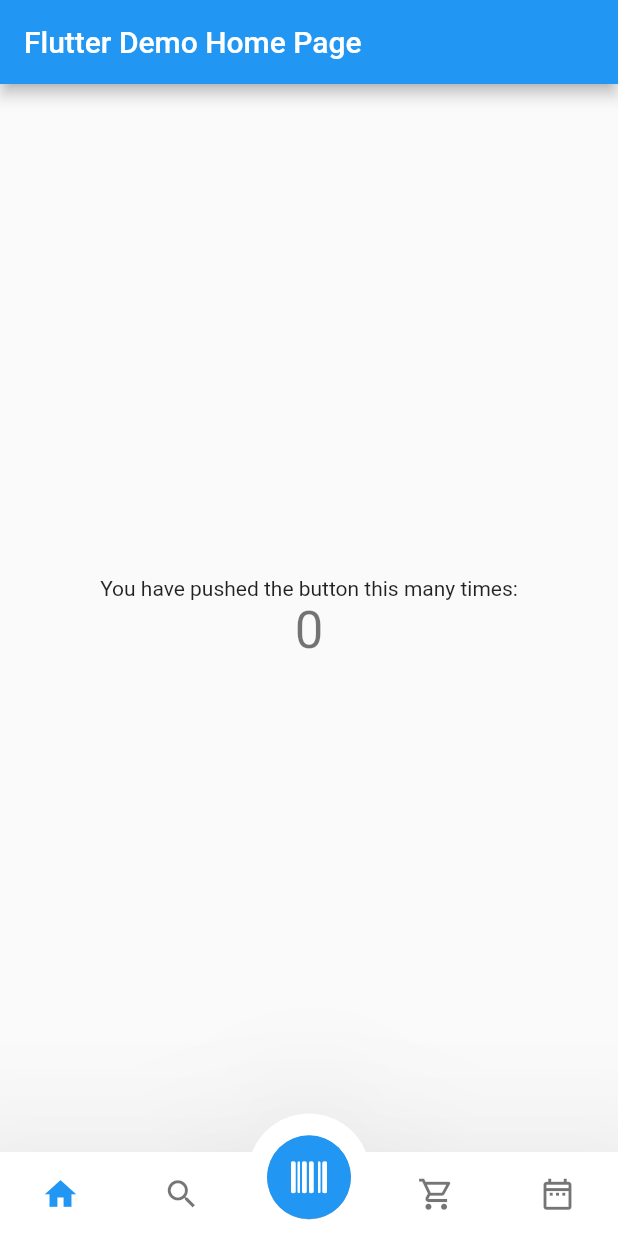
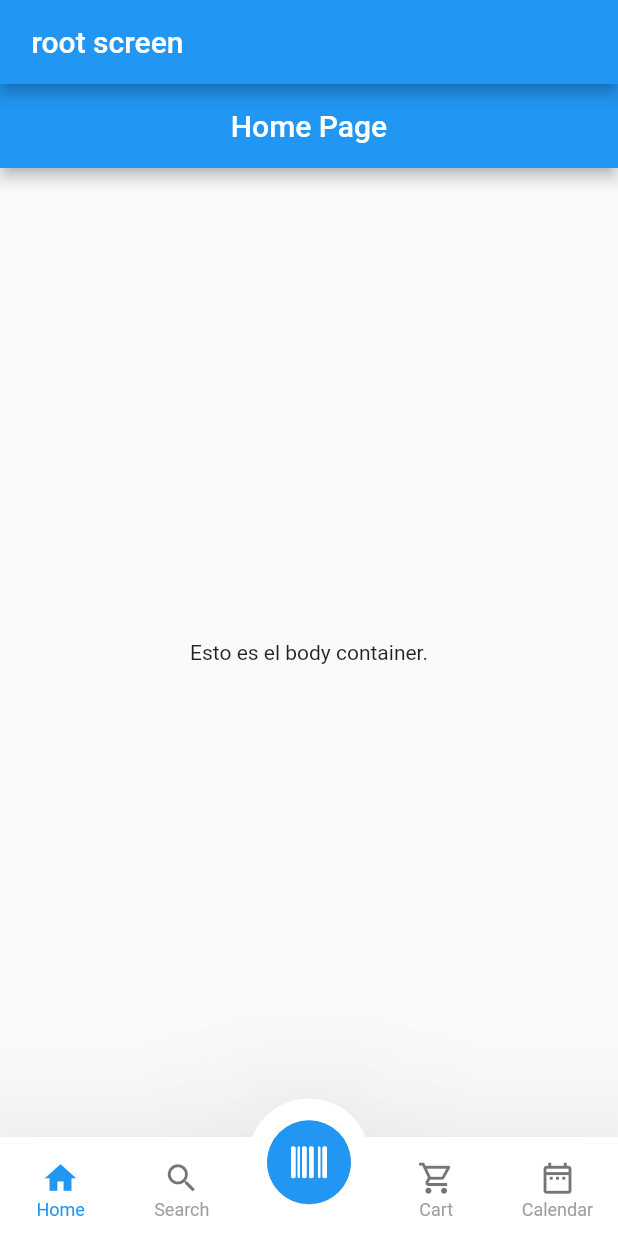
Before and after one commit to norbertoDev/theWayApp, a Flutter app: the screen it shows after launch, on a phone screen of 412 x 824 dp. Run offline on Flutter 3.47's test engine with Material 2 defaults, Android fonts, the phone set to English and light mode, and no system bars; our stand-ins replace bloc, equatable, flutter_bloc, font_awesome_flutter, go_router.

Commit message:
subiendo la e the way app

```diff
--- a/lib/main.dart
+++ b/lib/main.dart
@@ -1,7 +1,8 @@
 import 'package:flutter/material.dart';
-import 'package:the_way_app/ui/components/FooterBar/footer_bar.dart';
+import 'package:the_way_app/ui/pages/root_screen.dart';
 
 void main() {
+  //Aqui injectamos las dependencias.
   runApp(const MyApp());
 }
 
@@ -13,99 +14,9 @@ class MyApp extends StatelessWidget {
     return MaterialApp(
       title: 'Flutter Demo',
       theme: ThemeData(
-        // This is the theme of your application.
-        //
-        // Try running your application with "flutter run". You'll see the
-        // application has a blue toolbar. Then, without quitting the app, try
-        // changing the primarySwatch below to Colors.green and then invoke
-        // "hot reload" (press "r" in the console where you ran "flutter run",
-        // or simply save your changes to "hot reload" in a Flutter IDE).
-        // Notice that the counter didn't reset back to zero; the application
-        // is not restarted.
         primarySwatch: Colors.blue,
       ),
-      home: const MyHomePage(title: 'Flutter Demo Home Page'),
+      home: const RootScreen(),
     );
   }
 }
-
-class MyHomePage extends StatefulWidget {
-  const MyHomePage({super.key, required this.title});
-
-  // This widget is the home page of your application. It is stateful, meaning
-  // that it has a State object (defined below) that contains fields that affect
-  // how it looks.
-
-  // This class is the configuration for the state. It holds the values (in this
-  // case the title) provided by the parent (in this case the App widget) and
-  // used by the build method of the State. Fields in a Widget subclass are
-  // always marked "final".
-
-  final String title;
-
-  @override
-  State<MyHomePage> createState() => _MyHomePageState();
-}
-
-class _MyHomePageState extends State<MyHomePage> {
-  int _counter = 0;
-
-  void _incrementCounter() {
-    setState(() {
-      // This call to setState tells the Flutter framework that something has
-      // changed in this State, which causes it to rerun the build method below
-      // so that the display can reflect the updated values. If we changed
-      // _counter without calling setState(), then the build method would not be
-      // called again, and so nothing would appear to happen.
-      _counter++;
-    });
-  }
-
-  @override
-  Widget build(BuildContext context) {
-    // This method is rerun every time setState is called, for instance as done
-    // by the _incrementCounter method above.
-    //
-    // The Flutter framework has been optimized to make rerunning build methods
-    // fast, so that you can just rebuild anything that needs updating rather
-    // than having to individually change instances of widgets.
-    return Scaffold(
-      appBar: AppBar(
-        // Here we take the value from the MyHomePage object that was created by
-        // the App.build method, and use it to set our appbar title.
-        title: Text(widget.title),
-      ),
-      body: Center(
-        // Center is a layout widget. It takes a single child and positions it
-        // in the middle of the parent.
-        child: Column(
-          // Column is also a layout widget. It takes a list of children and
-          // arranges them vertically. By default, it sizes itself to fit its
-          // children horizontally, and tries to be as tall as its parent.
-          //
-          // Invoke "debug painting" (press "p" in the console, choose the
-          // "Toggle Debug Paint" action from the Flutter Inspector in Android
-          // Studio, or the "Toggle Debug Paint" command in Visual Studio Code)
-          // to see the wireframe for each widget.
-          //
-          // Column has various properties to control how it sizes itself and
-          // how it positions its children. Here we use mainAxisAlignment to
-          // center the children vertically; the main axis here is the vertical
-          // axis because Columns are vertical (the cross axis would be
-          // horizontal).
-          mainAxisAlignment: MainAxisAlignment.center,
-          children: <Widget>[
-            const Text(
-              'You have pushed the button this many times:',
-            ),
-            Text(
-              '$_counter',
-              style: Theme.of(context).textTheme.headline4,
-            ),
-          ],
-        ),
-      ),
-      bottomNavigationBar: const FooterBar(),
-    );
-  }
-}
--- /dev/null
+++ b/lib/ui/blocs/navigation/nav_bar_items.dart
@@ -0,0 +1 @@
+enum NavBarItem { home, shopList }
--- /dev/null
+++ b/lib/ui/blocs/navigation/navigation_cubit.dart
@@ -0,0 +1,20 @@
+import 'package:bloc/bloc.dart';
+import 'package:equatable/equatable.dart';
+import 'nav_bar_items.dart';
+
+part 'navigation_state.dart';
+
+class NavigationCubit extends Cubit<NavigationState> {
+  NavigationCubit() : super(NavigationState(NavBarItem.home, 0));
+
+  void getNavBarItem(NavBarItem navBarItem) {
+    switch (navBarItem) {
+      case NavBarItem.home:
+        emit(NavigationState(NavBarItem.home, 0));
+        break;
+      case NavBarItem.shopList:
+        emit(NavigationState(NavBarItem.shopList, 1));
+        break;
+    }
+  }
+}
--- /dev/null
+++ b/lib/ui/blocs/navigation/navigation_state.dart
@@ -0,0 +1,11 @@
+part of 'navigation_cubit.dart';
+
+class NavigationState extends Equatable {
+  final NavBarItem navbarItem;
+  final int index;
+
+  const NavigationState(this.navbarItem, this.index);
+
+  @override
+  List<Object> get props => [this.navbarItem, this.index];
+}
--- a/lib/ui/components/FooterBar/FooterBarIcon/footer_bar_icon.dart
+++ b/lib/ui/components/FooterBar/FooterBarIcon/footer_bar_icon.dart
@@ -32,6 +32,13 @@ class FooterBarIcon extends StatelessWidget {
             color: selected ? selectedColor : defaultColor,
           ),
         ),
+        Text(
+          text,
+          style: TextStyle(
+              fontSize: 12,
+              height: .1,
+              color: selected ? selectedColor : Colors.grey),
+        ),
       ],
     );
   }
--- a/lib/ui/components/FooterBar/footer_bar.dart
+++ b/lib/ui/components/FooterBar/footer_bar.dart
@@ -1,20 +1,21 @@
 import 'package:flutter/material.dart';
+import 'package:flutter_bloc/flutter_bloc.dart';
 import 'package:font_awesome_flutter/font_awesome_flutter.dart';
+import 'package:the_way_app/ui/blocs/navigation/nav_bar_items.dart';
+import 'package:the_way_app/ui/blocs/navigation/navigation_cubit.dart';
 
 import 'FooterBarIcon/footer_bar_icon.dart';
 
-class FooterBar extends StatefulWidget {
+class FooterBar extends StatelessWidget {
+  //final NavigationState state;
+
   const FooterBar({Key? key}) : super(key: key);
 
-  @override
-  _FooterBar createState() => _FooterBar();
-}
-
-class _FooterBar extends State<FooterBar> {
   @override
   Widget build(BuildContext context) {
     Size size = MediaQuery.of(context).size;
     double height = 56;
+    int currentIndex = 0;
 
     final primaryColor = Colors.blue;
     final secondaryColor = Colors.black54;
@@ -46,16 +47,22 @@ class _FooterBar extends State<FooterBar> {
           ),
           Container(
             height: height,
+            margin: const EdgeInsets.only(bottom: 10),
             child: Row(
               mainAxisAlignment: MainAxisAlignment.spaceAround,
+              crossAxisAlignment: CrossAxisAlignment.start,
               children: [
                 FooterBarIcon(
                   text: "Home",
                   icon: Icons.home,
                   selected: true,
-                  onPressed: () {},
+                  onPressed: () {
+                    BlocProvider.of<NavigationCubit>(context)
+                        .getNavBarItem(NavBarItem.home);
+                  },
                   defaultColor: secondaryColor,
-                  selectedColor: primaryColor,
+                  selectedColor:
+                      currentIndex == 0 ? primaryColor : secondaryColor,
                 ),
                 FooterBarIcon(
                   text: "Search",
@@ -63,9 +70,10 @@ class _FooterBar extends State<FooterBar> {
                   selected: false,
                   onPressed: () {},
                   defaultColor: secondaryColor,
-                  selectedColor: primaryColor,
+                  selectedColor:
+                      currentIndex == 1 ? primaryColor : secondaryColor,
                 ),
-                SizedBox(width: 56),
+                const SizedBox(width: 56),
                 FooterBarIcon(
                     text: "Cart",
                     icon: Icons.local_grocery_store_outlined,
--- /dev/null
+++ b/lib/ui/pages/Home/home_page.dart
@@ -0,0 +1,18 @@
+import 'package:flutter/material.dart';
+
+class HomePage extends StatelessWidget {
+  const HomePage({Key? key}) : super(key: key);
+
+  @override
+  Widget build(BuildContext context) {
+    return Scaffold(
+      appBar: AppBar(
+        centerTitle: true,
+        title: const Text("Home Page"),
+      ),
+      body: const Center(
+        child: Text("Esto es el body container."),
+      ),
+    );
+  }
+}
--- /dev/null
+++ b/lib/ui/pages/ShopList/shop_list_page.dart
@@ -0,0 +1,18 @@
+import 'package:flutter/material.dart';
+
+class ShopListPage extends StatelessWidget {
+  const ShopListPage({Key? key}) : super(key: key);
+
+  @override
+  Widget build(BuildContext context) {
+    return Scaffold(
+      appBar: AppBar(
+        centerTitle: true,
+        title: const Text("Shop list page"),
+      ),
+      body: const Center(
+        child: Text("Esto es La lista de la compra."),
+      ),
+    );
+  }
+}
--- /dev/null
+++ b/lib/ui/pages/root_screen.dart
@@ -0,0 +1,28 @@
+import 'package:flutter/material.dart';
+import 'package:flutter_bloc/flutter_bloc.dart';
+import 'package:the_way_app/ui/blocs/navigation/nav_bar_items.dart';
+import 'package:the_way_app/ui/blocs/navigation/navigation_cubit.dart';
+import 'package:the_way_app/ui/components/FooterBar/footer_bar.dart';
+import 'package:the_way_app/ui/pages/Home/home_page.dart';
+
+import 'ShopList/shop_list_page.dart';
+
+class RootScreen extends StatefulWidget {
+  const RootScreen({Key? key}) : super(key: key);
+
+  @override
+  State<RootScreen> createState() => _RootScreenState();
+}
+
+class _RootScreenState extends State<RootScreen> {
+  @override
+  Widget build(BuildContext context) {
+    return Scaffold(
+      appBar: AppBar(
+        title: const Text(" root screen"),
+      ),
+      bottomNavigationBar: FooterBar(),
+      body: const HomePage(),
+    );
+  }
+}
--- /dev/null
+++ b/lib/ui/router/app_router.dart
@@ -0,0 +1,4 @@
+import 'package:go_router/go_router.dart';
+
+//the Router configuration
+final GoRouter appRouter = GoRouter(routes: <RouteBase>[]);
--- a/pubspec.yaml
+++ b/pubspec.yaml
@@ -37,7 +37,10 @@ dependencies:
   # Use with the CupertinoIcons class for iOS style icons.
   cupertino_icons: ^1.0.2
   flutter_bloc: ^8.1.3
+  bloc: ^8.1.2
+  equatable: ^2.0.5
   font_awesome_flutter: ^10.5.0
+  go_router: ^10.0.0
 
 dev_dependencies:
   flutter_test:
```
Also changed, not shown: pubspec.lock.
